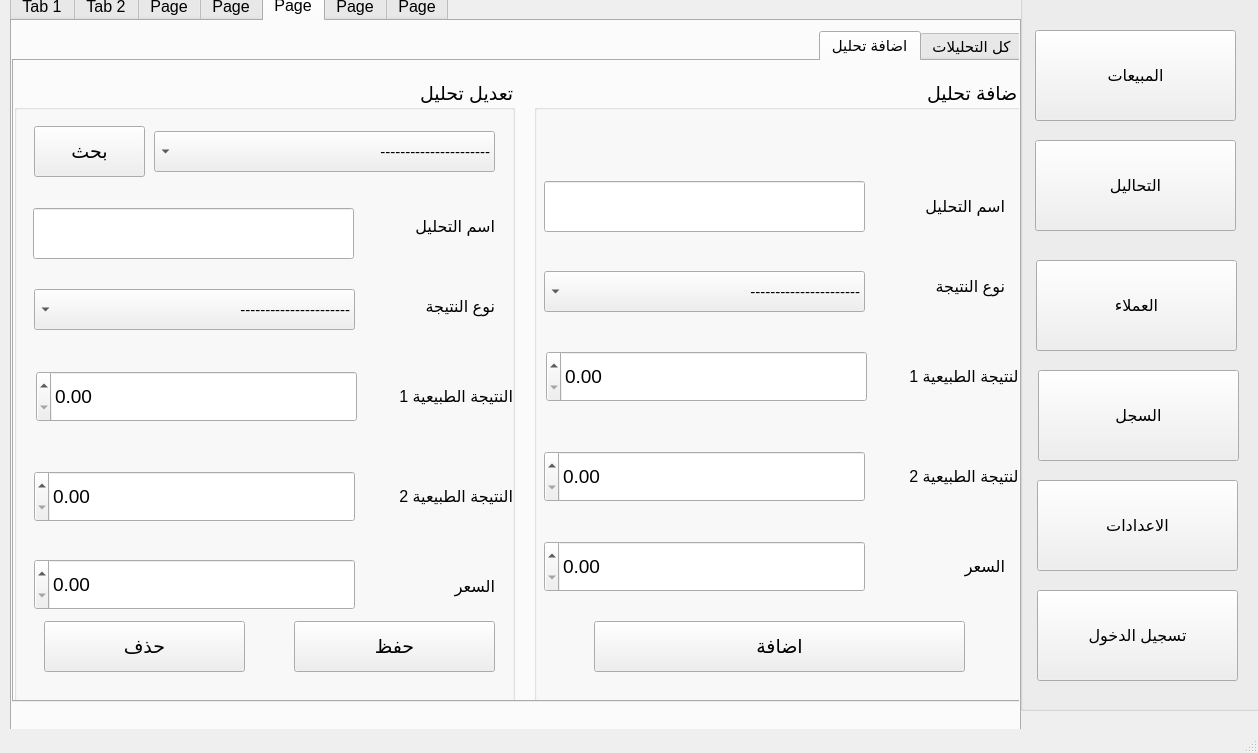
Before: the Qt Designer form design.ui in ameer810/analyst-pyqt5-project, drawn with Qt 5.
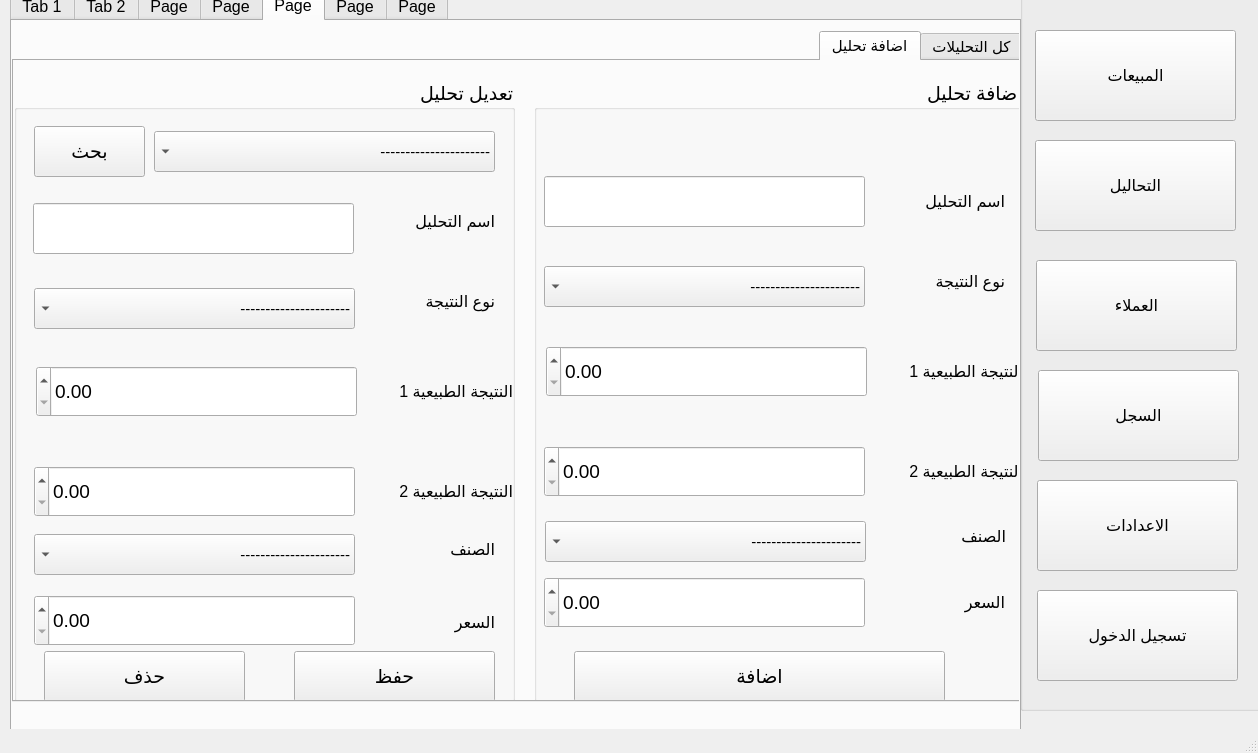
After: the same form once the commit is applied. The open tabs and pages were chosen to show the change. Icons and pictures are not drawn.

Patch:
```diff
--- a/design.ui
+++ b/design.ui
@@ -3916,7 +3916,7 @@
          <property name="geometry">
           <rect>
            <x>350</x>
-           <y>100</y>
+           <y>95</y>
            <width>121</width>
            <height>51</height>
           </rect>
@@ -3937,7 +3937,7 @@
          <property name="geometry">
           <rect>
            <x>10</x>
-           <y>100</y>
+           <y>95</y>
            <width>321</width>
            <height>51</height>
           </rect>
@@ -3952,7 +3952,7 @@
          <property name="geometry">
           <rect>
            <x>338</x>
-           <y>270</y>
+           <y>265</y>
            <width>151</width>
            <height>51</height>
           </rect>
@@ -3973,7 +3973,7 @@
          <property name="geometry">
           <rect>
            <x>10</x>
-           <y>460</y>
+           <y>496</y>
            <width>321</width>
            <height>51</height>
           </rect>
@@ -3983,7 +3983,7 @@
          <property name="geometry">
           <rect>
            <x>338</x>
-           <y>370</y>
+           <y>365</y>
            <width>151</width>
            <height>51</height>
           </rect>
@@ -4004,7 +4004,7 @@
          <property name="geometry">
           <rect>
            <x>10</x>
-           <y>370</y>
+           <y>365</y>
            <width>321</width>
            <height>51</height>
           </rect>
@@ -4014,7 +4014,7 @@
          <property name="geometry">
           <rect>
            <x>12</x>
-           <y>270</y>
+           <y>265</y>
            <width>321</width>
            <height>51</height>
           </rect>
@@ -4024,7 +4024,7 @@
          <property name="geometry">
           <rect>
            <x>360</x>
-           <y>460</y>
+           <y>496</y>
            <width>111</width>
            <height>51</height>
           </rect>
@@ -4044,8 +4044,8 @@
         <widget class="QPushButton" name="pushButton_26">
          <property name="geometry">
           <rect>
-           <x>60</x>
-           <y>540</y>
+           <x>40</x>
+           <y>570</y>
            <width>371</width>
            <height>51</height>
           </rect>
@@ -4064,7 +4064,7 @@
          <property name="geometry">
           <rect>
            <x>360</x>
-           <y>180</y>
+           <y>175</y>
            <width>111</width>
            <height>51</height>
           </rect>
@@ -4085,7 +4085,7 @@
          <property name="geometry">
           <rect>
            <x>10</x>
-           <y>190</y>
+           <y>185</y>
            <width>321</width>
            <height>41</height>
           </rect>
@@ -4121,6 +4121,47 @@
           </property>
          </item>
         </widget>
+        <widget class="QLabel" name="label_58">
+         <property name="geometry">
+          <rect>
+           <x>361</x>
+           <y>430</y>
+           <width>111</width>
+           <height>51</height>
+          </rect>
+         </property>
+         <property name="font">
+          <font>
+           <family>Segoe UI</family>
+           <pointsize>12</pointsize>
+           <weight>50</weight>
+           <bold>false</bold>
+          </font>
+         </property>
+         <property name="text">
+          <string>الصنف</string>
+         </property>
+        </widget>
+        <widget class="QComboBox" name="comboBox_23">
+         <property name="geometry">
+          <rect>
+           <x>11</x>
+           <y>440</y>
+           <width>321</width>
+           <height>41</height>
+          </rect>
+         </property>
+         <property name="font">
+          <font>
+           <pointsize>11</pointsize>
+          </font>
+         </property>
+         <item>
+          <property name="text">
+           <string>----------------------</string>
+          </property>
+         </item>
+        </widget>
        </widget>
        <widget class="QGroupBox" name="groupBox_9">
         <property name="geometry">
@@ -4164,7 +4205,7 @@
          <property name="geometry">
           <rect>
            <x>280</x>
-           <y>540</y>
+           <y>570</y>
            <width>201</width>
            <height>51</height>
           </rect>
@@ -4183,7 +4224,7 @@
          <property name="geometry">
           <rect>
            <x>30</x>
-           <y>540</y>
+           <y>570</y>
            <width>201</width>
            <height>51</height>
           </rect>
@@ -4220,51 +4261,11 @@
           <string>بحث</string>
          </property>
         </widget>
-        <widget class="QComboBox" name="comboBox_23">
-         <property name="geometry">
-          <rect>
-           <x>20</x>
-           <y>208</y>
-           <width>321</width>
-           <height>41</height>
-          </rect>
-         </property>
-         <property name="font">
-          <font>
-           <pointsize>11</pointsize>
-          </font>
-         </property>
-         <item>
-          <property name="text">
-           <string>----------------------</string>
-          </property>
-         </item>
-         <item>
-          <property name="text">
-           <string>حقل كتابة</string>
-          </property>
-         </item>
-         <item>
-          <property name="text">
-           <string>اختيارات</string>
-          </property>
-         </item>
-         <item>
-          <property name="text">
-           <string>اختيارات وحقل كتابة</string>
-          </property>
-         </item>
-         <item>
-          <property name="text">
-           <string>اعداد</string>
-          </property>
-         </item>
-        </widget>
         <widget class="QLabel" name="label_51">
          <property name="geometry">
           <rect>
            <x>348</x>
-           <y>390</y>
+           <y>385</y>
            <width>151</width>
            <height>51</height>
           </rect>
@@ -4285,7 +4286,7 @@
          <property name="geometry">
           <rect>
            <x>360</x>
-           <y>120</y>
+           <y>115</y>
            <width>121</width>
            <height>51</height>
           </rect>
@@ -4306,7 +4307,7 @@
          <property name="geometry">
           <rect>
            <x>20</x>
-           <y>478</y>
+           <y>514</y>
            <width>321</width>
            <height>51</height>
           </rect>
@@ -4316,7 +4317,7 @@
          <property name="geometry">
           <rect>
            <x>20</x>
-           <y>390</y>
+           <y>385</y>
            <width>321</width>
            <height>51</height>
           </rect>
@@ -4326,7 +4327,7 @@
          <property name="geometry">
           <rect>
            <x>370</x>
-           <y>200</y>
+           <y>195</y>
            <width>111</width>
            <height>51</height>
           </rect>
@@ -4347,7 +4348,7 @@
          <property name="geometry">
           <rect>
            <x>22</x>
-           <y>290</y>
+           <y>285</y>
            <width>321</width>
            <height>51</height>
           </rect>
@@ -4357,7 +4358,7 @@
          <property name="geometry">
           <rect>
            <x>348</x>
-           <y>290</y>
+           <y>285</y>
            <width>151</width>
            <height>51</height>
           </rect>
@@ -4378,7 +4379,7 @@
          <property name="geometry">
           <rect>
            <x>19</x>
-           <y>127</y>
+           <y>122</y>
            <width>321</width>
            <height>51</height>
           </rect>
@@ -4393,7 +4394,7 @@
          <property name="geometry">
           <rect>
            <x>370</x>
-           <y>480</y>
+           <y>516</y>
            <width>111</width>
            <height>51</height>
           </rect>
@@ -4410,6 +4411,87 @@
           <string>السعر</string>
          </property>
         </widget>
+        <widget class="QComboBox" name="comboBox_25">
+         <property name="geometry">
+          <rect>
+           <x>20</x>
+           <y>207</y>
+           <width>321</width>
+           <height>41</height>
+          </rect>
+         </property>
+         <property name="font">
+          <font>
+           <pointsize>11</pointsize>
+          </font>
+         </property>
+         <item>
+          <property name="text">
+           <string>----------------------</string>
+          </property>
+         </item>
+         <item>
+          <property name="text">
+           <string>حقل كتابة</string>
+          </property>
+         </item>
+         <item>
+          <property name="text">
+           <string>خيارات</string>
+          </property>
+         </item>
+         <item>
+          <property name="text">
+           <string>خيارات مع تعديل</string>
+          </property>
+         </item>
+         <item>
+          <property name="text">
+           <string>عدد</string>
+          </property>
+         </item>
+        </widget>
+        <widget class="QComboBox" name="comboBox_26">
+         <property name="geometry">
+          <rect>
+           <x>20</x>
+           <y>453</y>
+           <width>321</width>
+           <height>41</height>
+          </rect>
+         </property>
+         <property name="font">
+          <font>
+           <pointsize>11</pointsize>
+          </font>
+         </property>
+         <item>
+          <property name="text">
+           <string>----------------------</string>
+          </property>
+         </item>
+        </widget>
+        <widget class="QLabel" name="label_59">
+         <property name="geometry">
+          <rect>
+           <x>370</x>
+           <y>443</y>
+           <width>111</width>
+           <height>51</height>
+          </rect>
+         </property>
+         <property name="font">
+          <font>
+           <family>Segoe UI</family>
+           <pointsize>12</pointsize>
+           <weight>50</weight>
+           <bold>false</bold>
+          </font>
+         </property>
+         <property name="text">
+          <string>الصنف</string>
+         </property>
+        </widget>
        </widget>
       </widget>
      </widget>
```
Left out of the diff: 12 changed lines with no effect on the pictures.
